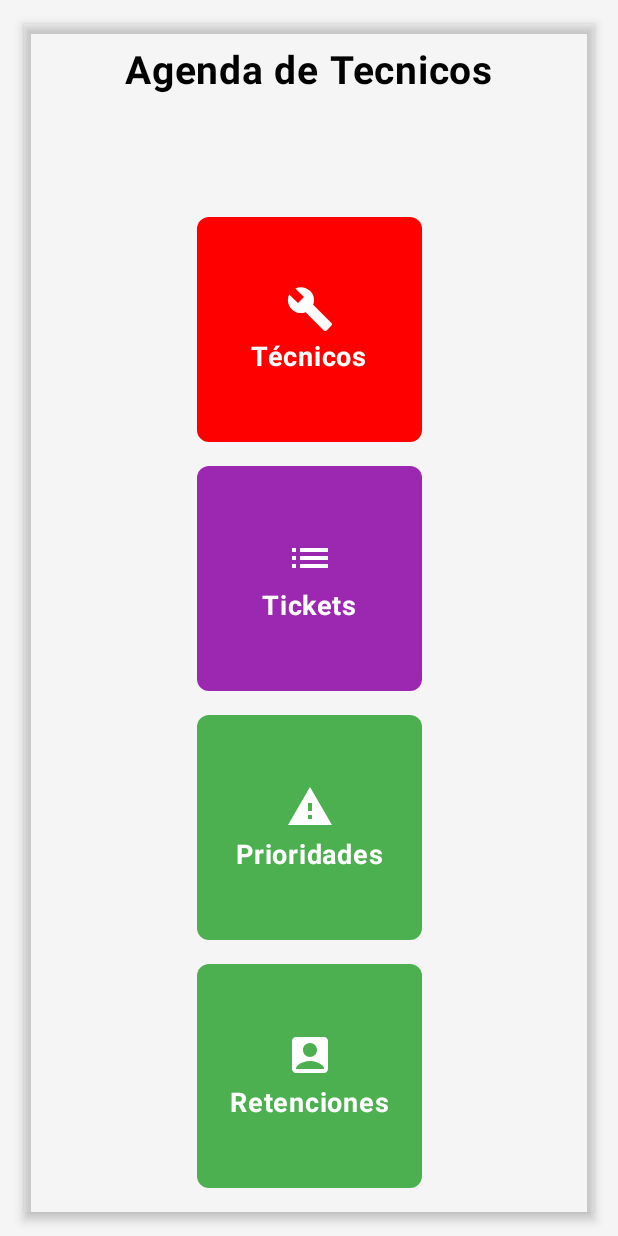
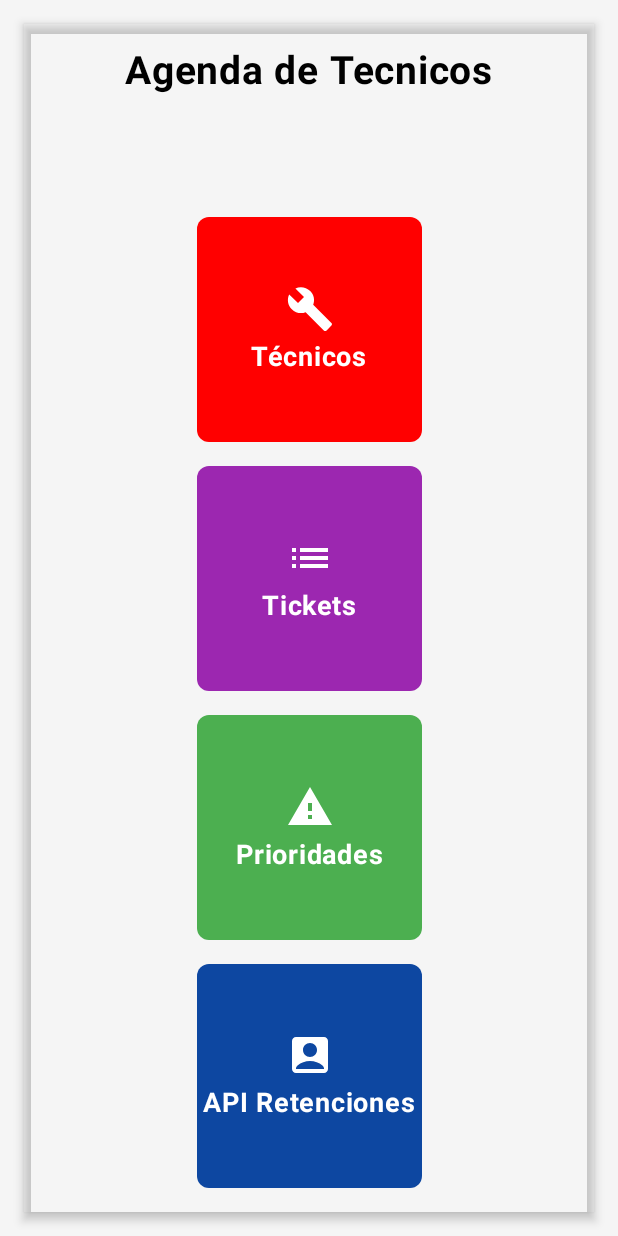
Before and after one commit to freimyhidalgo77/RegistroTecnicosAP2, an Android app built with Jetpack Compose: the screen it shows after launch (MainActivity), on a phone screen of 412 x 824 dp. Run offline under Robolectric (Android 15) with nearby library versions, the phone set to English and light mode, and no system bars; our stand-ins replace Dagger/Hilt's generated code, Room's generated code.

Commit message:
Cambiando color

```diff
--- a/app/src/main/java/edu/ucne/registrotecnico/presentation/HomeScreenTech.kt
+++ b/app/src/main/java/edu/ucne/registrotecnico/presentation/HomeScreenTech.kt
@@ -129,7 +129,7 @@ fun HomeScreen(navController: NavHostController) {
                 modifier = Modifier
                     .size(cardSize)
                     .clickable { navController.navigate(Screen.RetencionList) },
-                colors = CardDefaults.cardColors(containerColor = Color(0xFF4CAF50)),
+                colors = CardDefaults.cardColors(containerColor = Color(0xFF0D47A1)),
                 shape = RoundedCornerShape(8.dp)
             ) {
                 Box(
@@ -144,7 +144,7 @@ fun HomeScreen(navController: NavHostController) {
                             modifier = Modifier.size(32.dp)
                         )
                         Spacer(modifier = Modifier.height(4.dp))
-                        Text("Retenciones", fontSize = 18.sp, color = Color.White, fontWeight = FontWeight.Bold)
+                        Text("API Retenciones", fontSize = 18.sp, color = Color.White, fontWeight = FontWeight.Bold)
                     }
                 }
             }
```
